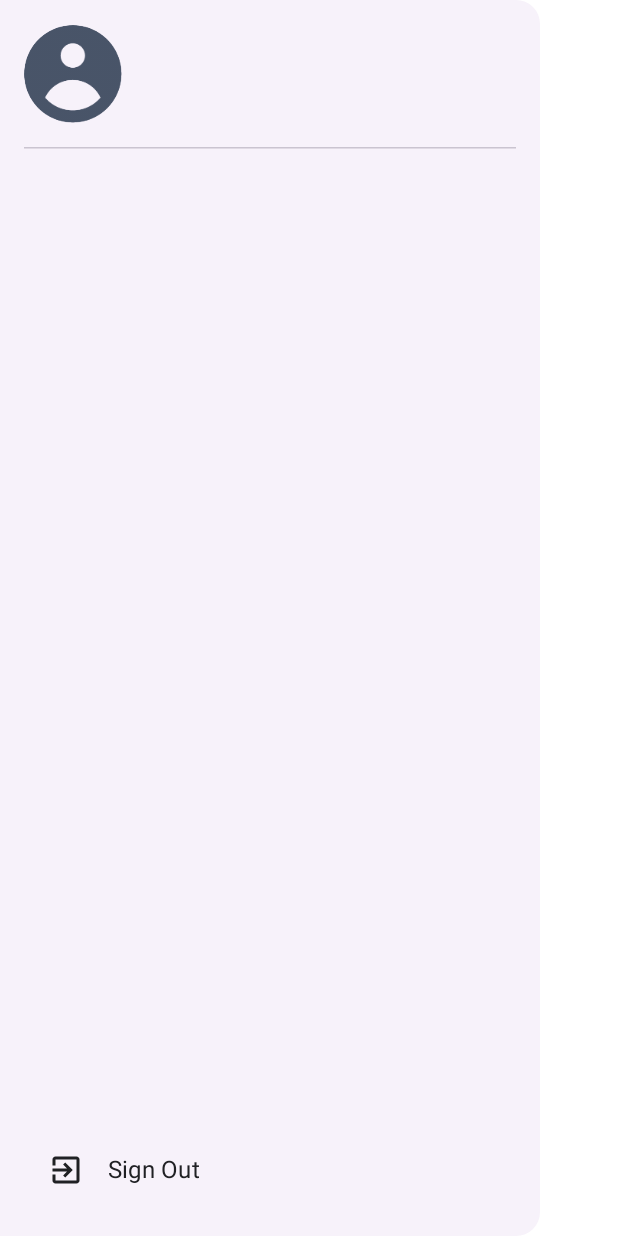
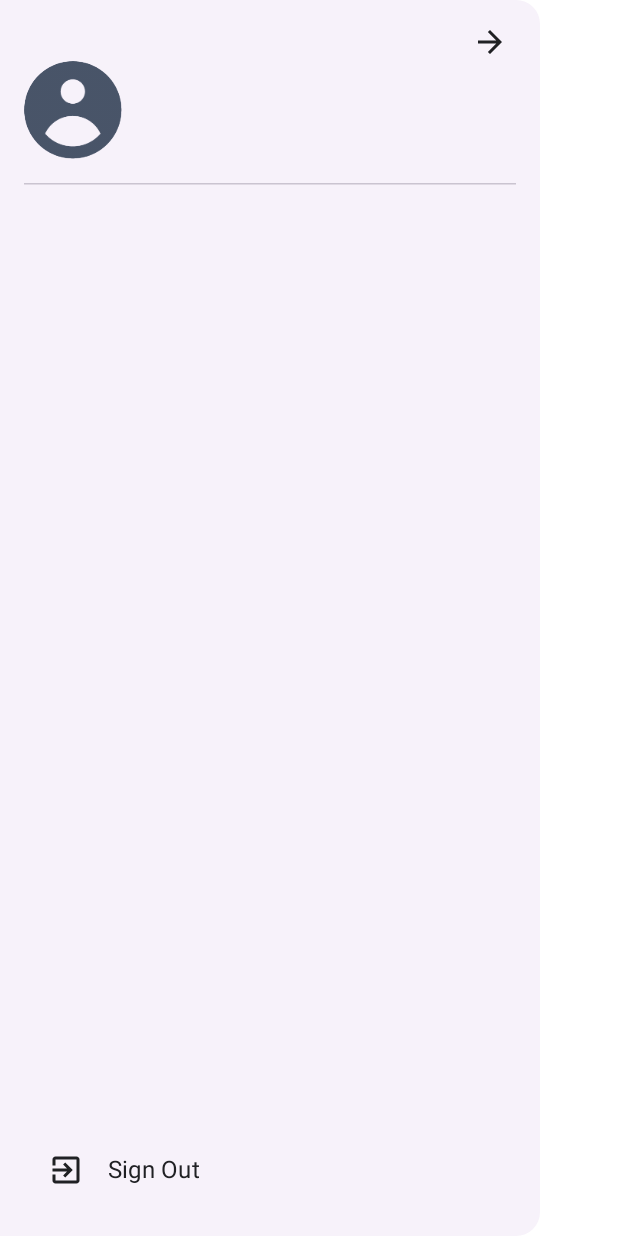
Before and after one commit to AryanPandeyDev/Meme-Forge, an Android app built with Jetpack Compose: the composable DrawerContent called with empty values, on a phone screen of 412 x 824 dp. Run offline under Robolectric (Android 15) with nearby library versions, the phone set to English and light mode, and no system bars; pictures from the network do not load.

```diff
--- a/app/src/main/java/com/example/memeforge/screens/MemeTemplate.kt
+++ b/app/src/main/java/com/example/memeforge/screens/MemeTemplate.kt
@@ -20,6 +20,7 @@ import androidx.compose.foundation.lazy.grid.GridCells
 import androidx.compose.foundation.lazy.grid.LazyVerticalGrid
 import androidx.compose.foundation.shape.RoundedCornerShape
 import androidx.compose.material.icons.Icons
+import androidx.compose.material.icons.automirrored.filled.ArrowForward
 import androidx.compose.material.icons.automirrored.filled.ExitToApp
 import androidx.compose.material.icons.filled.Close
 import androidx.compose.material.icons.filled.Search
@@ -93,7 +94,7 @@ fun TemplateScreen(
             image,
             name = name,
             email = email
-        )},
+        ){coroutineScope.launch { drawerState.close() }}},
         content = {
             Surface(
                 modifier = Modifier.fillMaxSize(),
@@ -274,7 +275,8 @@ private fun DrawerContent(
     onSignOut: () -> Unit,
     image: String?,
     name: String,
-    email: String
+    email: String,
+    close : () -> Unit
 ) {
     ModalDrawerSheet {
         Column(
@@ -283,6 +285,15 @@ private fun DrawerContent(
                 .padding(16.dp),
             horizontalAlignment = Alignment.CenterHorizontally
         ) {
+            Box(Modifier.fillMaxWidth()) {
+                Icon(
+                    Icons.AutoMirrored.Filled.ArrowForward,
+                    contentDescription = "exit",
+                    Modifier.align(Alignment.CenterEnd)
+                        .padding(end = 5.dp)
+                        .clickable { close() },
+                )
+            }
             UserProfileSection(
                 name, email,
                 image = image
```
